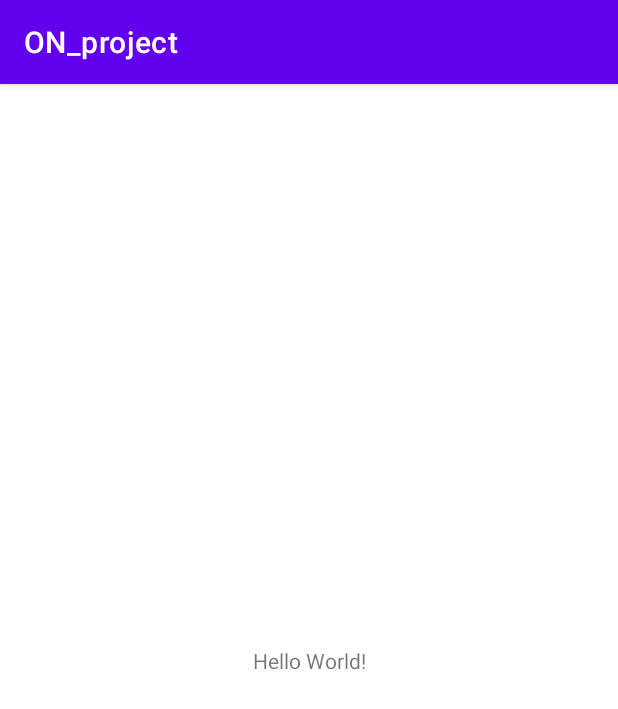
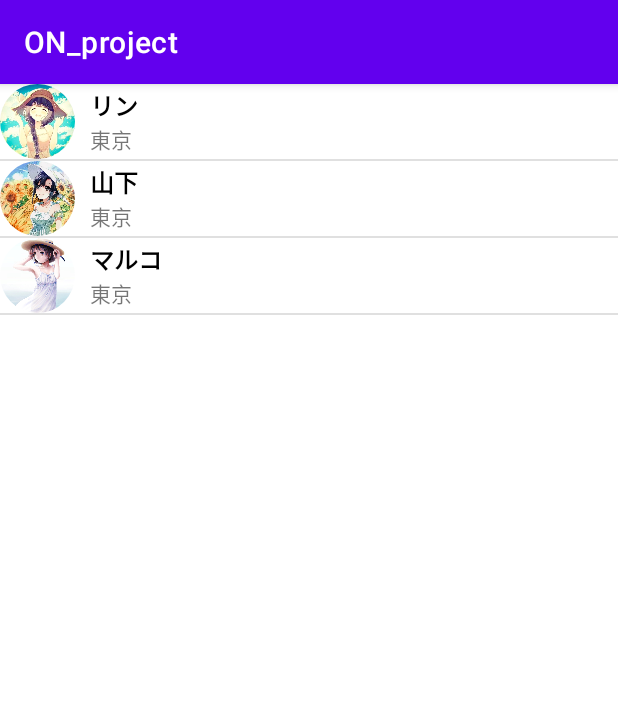
Before and after one commit to matsusaka-k/ON_prototype, an Android app: the screen it shows after launch (MainActivity), on a phone screen of 412 x 824 dp. Shown: the top 709 px of the screen. Run offline under Robolectric (Android 15) with nearby library versions, the phone set to English and light mode, and no system bars; our stand-ins replace CircleImageView; 4 statements that could not run were skipped.

Commit message:
リスト作成中

```diff
--- a/ON_project/app/src/main/java/jp/ac/ecc/se/on_project/MainActivity.java
+++ b/ON_project/app/src/main/java/jp/ac/ecc/se/on_project/MainActivity.java
@@ -1,14 +1,62 @@
 package jp.ac.ecc.se.on_project;
 
+import android.app.SearchManager;
+import android.content.Context;
+import android.os.Bundle;
+import android.view.Menu;
+
 import androidx.appcompat.app.AppCompatActivity;
+import androidx.appcompat.widget.SearchView;
+import androidx.recyclerview.widget.DividerItemDecoration;
+import androidx.recyclerview.widget.LinearLayoutManager;
+import androidx.recyclerview.widget.RecyclerView;
 
-import android.os.Bundle;
+import java.util.ArrayList;
+import java.util.List;
 
 public class MainActivity extends AppCompatActivity {
+    private RecyclerView rcvUsers;
+    private UserAdapter userAdapter;
+    private SearchView searchView;
 
     @Override
     protected void onCreate(Bundle savedInstanceState) {
         super.onCreate(savedInstanceState);
         setContentView(R.layout.activity_main);
+
+        rcvUsers = findViewById(R.id.rcv_users);
+        LinearLayoutManager linearLayoutManager= new LinearLayoutManager(this);
+        rcvUsers.setLayoutManager(linearLayoutManager);
+
+        userAdapter = new UserAdapter(getListUsers());
+        rcvUsers.setAdapter(userAdapter);
+
+        RecyclerView.ItemDecoration itemDecoration= new DividerItemDecoration(this, DividerItemDecoration.VERTICAL);
+        rcvUsers.addItemDecoration(itemDecoration);
+
+
+
+
     }
+
+    private List<User> getListUsers() {
+        List<User> list = new ArrayList<>();
+        list.add(new User(R.drawable.img_1,"リン", "東京"));
+        list.add(new User(R.drawable.img_2,"山下", "東京"));
+        list.add(new User(R.drawable.img_3,"マルコ", "東京"));
+
+        return list;
+
+    }
+
+    @Override
+    public boolean onCreateOptionsMenu(Menu menu) {
+        getMenuInflater().inflate(R.menu.main_menu,menu);
+        SearchManager searchManager= (SearchManager) getSystemService(Context.SEARCH_SERVICE);
+        searchView= (SearchView) menu.findItem(R.id.action_search).getActionView();
+        searchView.setSearchableInfo(searchManager.getSearchableInfo(getComponentName()));
+        searchView.setMaxWidth(Integer.MAX_VALUE);
+        return true;
+    }
+
 }
--- /dev/null
+++ b/ON_project/app/src/main/java/jp/ac/ecc/se/on_project/User.java
@@ -0,0 +1,37 @@
+package jp.ac.ecc.se.on_project;
+
+public class User {
+    private int image;
+    private String name;
+    private String address;
+
+    public User(int image, String name, String address) {
+        this.image = image;
+        this.name = name;
+        this.address = address;
+    }
+
+    public int getImage() {
+        return image;
+    }
+
+    public void setImage(int image) {
+        this.image = image;
+    }
+
+    public String getName() {
+        return name;
+    }
+
+    public void setName(String name) {
+        this.name = name;
+    }
+
+    public String getAddress() {
+        return address;
+    }
+
+    public void setAddress(String address) {
+        this.address = address;
+    }
+}
--- /dev/null
+++ b/ON_project/app/src/main/java/jp/ac/ecc/se/on_project/UserAdapter.java
@@ -0,0 +1,63 @@
+package jp.ac.ecc.se.on_project;
+
+import android.view.LayoutInflater;
+import android.view.View;
+import android.view.ViewGroup;
+import android.widget.TextView;
+
+import androidx.annotation.NonNull;
+import androidx.recyclerview.widget.RecyclerView;
+
+import java.util.List;
+
+import de.hdodenhof.circleimageview.CircleImageView;
+
+public class UserAdapter extends RecyclerView.Adapter<UserAdapter.UserViewHolder> {
+    private List<User>mListUsers;
+
+    public UserAdapter(List<User> mListUsers) {
+
+        this.mListUsers = mListUsers;
+    }
+
+    @NonNull
+    @Override
+    public UserViewHolder onCreateViewHolder(@NonNull ViewGroup parent, int viewType) {
+        View view = LayoutInflater.from(parent.getContext()).inflate(R.layout.item_user,parent,false);
+        return new UserViewHolder(view);
+    }
+
+    @Override
+    public void onBindViewHolder(@NonNull UserViewHolder holder, int position) {
+        User user=mListUsers.get(position);
+        if(user==null){
+            return;
+        }
+        holder.imgUser.setImageResource(user.getImage());
+        holder.tvName.setText(user.getName());
+        holder.tvAddress.setText(user.getAddress());
+
+
+    }
+
+    @Override
+    public int getItemCount() {
+        if (mListUsers !=null){
+            return mListUsers.size();
+        }
+        return 0;
+    }
+
+    public class UserViewHolder extends RecyclerView.ViewHolder {
+        private CircleImageView imgUser;
+        private TextView tvName;
+        private TextView tvAddress;
+
+        public UserViewHolder(@NonNull View itemView) {
+            super(itemView);
+            imgUser= itemView.findViewById(R.id.img_user);
+            tvName= itemView.findViewById(R.id.tv_name);
+            tvAddress= itemView.findViewById(R.id.tv_address);
+        }
+    }
+}
--- a/ON_project/app/src/main/res/layout/activity_main.xml
+++ b/ON_project/app/src/main/res/layout/activity_main.xml
@@ -6,13 +6,9 @@
     android:layout_height="match_parent"
     tools:context=".MainActivity">
 
-    <TextView
-        android:layout_width="wrap_content"
-        android:layout_height="wrap_content"
-        android:text="Hello World!"
-        app:layout_constraintBottom_toBottomOf="parent"
-        app:layout_constraintEnd_toEndOf="parent"
-        app:layout_constraintStart_toStartOf="parent"
-        app:layout_constraintTop_toTopOf="parent" />
+    <androidx.recyclerview.widget.RecyclerView
+        android:id="@+id/rcv_users"
+        android:layout_width="match_parent"
+        android:layout_height="match_parent"/>
 
 </androidx.constraintlayout.widget.ConstraintLayout>
--- /dev/null
+++ b/ON_project/app/src/main/res/layout/item_user.xml
@@ -0,0 +1,34 @@
+<?xml version="1.0" encoding="utf-8"?>
+<RelativeLayout xmlns:android="http://schemas.android.com/apk/res/android"
+    android:layout_width="match_parent"
+    android:layout_height="wrap_content">
+
+    <de.hdodenhof.circleimageview.CircleImageView
+        android:layout_width="50dp"
+        android:layout_height="50dp"
+        android:src="@drawable/img_1"
+        android:id="@+id/img_user"
+        />
+    <LinearLayout
+        android:layout_width="match_parent"
+        android:layout_height="wrap_content"
+        android:layout_toEndOf="@+id/img_user"
+        android:layout_marginStart="10dp"
+        android:orientation="vertical"
+        android:layout_centerVertical="true">
+
+        <TextView
+            android:id="@+id/tv_name"
+            android:layout_width="match_parent"
+            android:layout_height="wrap_content"
+            android:text="@string/app_name"
+            android:textSize="16sp"
+            android:textStyle="bold"
+            android:textColor="@android:color/black"/>
+        <TextView
+            android:id="@+id/tv_address"
+            android:layout_width="match_parent"
+            android:layout_height="wrap_content"
+            android:text="@string/app_name"/>
+    </LinearLayout>
+</RelativeLayout>
```
Also changed, not shown: ON_project/app/src/main/res/drawable/back_icon.png (added), ON_project/app/src/main/res/drawable/ic_search.png (added), ON_project/app/src/main/res/drawable/img_1.jpg (added), ON_project/app/src/main/res/drawable/img_2.jpg (added), ON_project/app/src/main/res/drawable/img_3.jpg (added).
